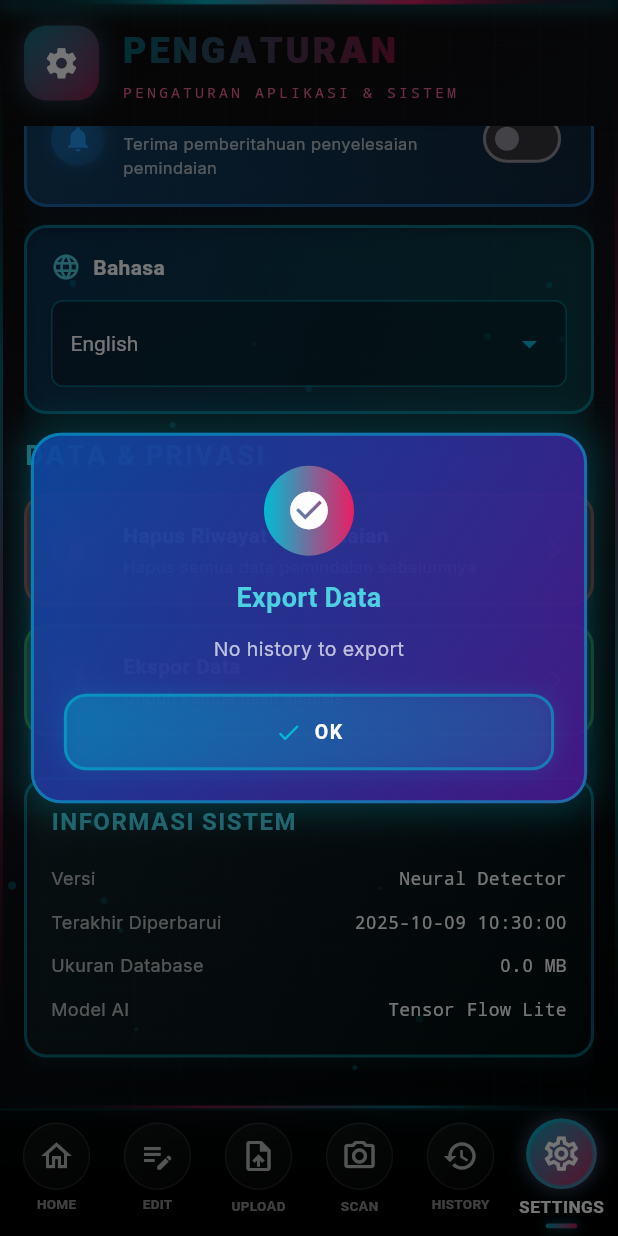
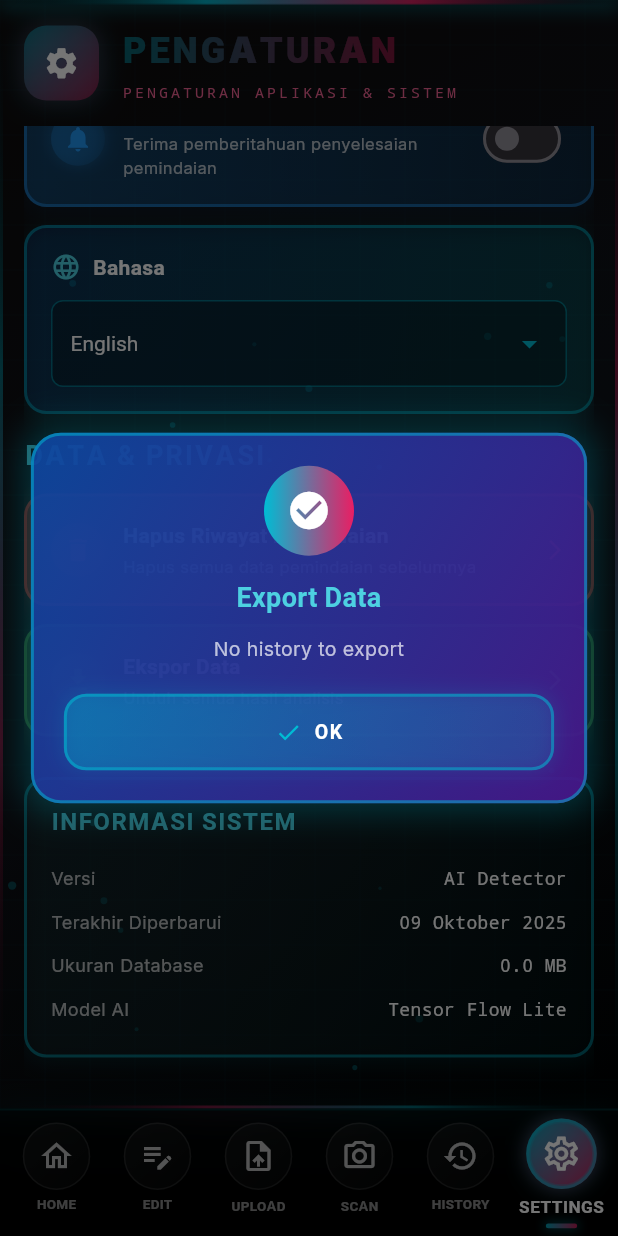
Before and after one commit to Ascalon984/Neural-Detector, a Flutter app: the screen it shows after launch, item 6 of the bottom bar chosen, scrolled down 576 dp, after a tap on "Ekspor Data", on a phone screen of 412 x 824 dp. Run offline on Flutter 3.47's test engine with Material 3 defaults, Android fonts, the light colour scheme and no system bars; our stand-ins replace camera, cross_file, csv, file_picker, flutter_animate, google_fonts and 4 more; missing offline and left inert: dart:ffi, dart:html, excel, google_mlkit_text_recognition; Roboto replaces fonts that are missing (Orbitron).

Commit message:
chore(settings): set last updated to 09 Oktober 2025

```diff
--- a/lib/screens/file_upload.dart
+++ b/lib/screens/file_upload.dart
@@ -139,7 +139,6 @@ class _FileUploadScreenState extends State<FileUploadScreen>
             child: LayoutBuilder(
               builder: (context, constraints) {
                 final screenHeight = constraints.maxHeight;
-                final screenWidth = constraints.maxWidth;
 
                 return SingleChildScrollView(
                   child: ConstrainedBox(
--- a/lib/screens/home_screen.dart
+++ b/lib/screens/home_screen.dart
@@ -410,7 +410,7 @@ class _HomeScreenState extends State<HomeScreen>
                       ],
                     ).createShader(bounds),
                     child: const Text(
-                      'NEURAL',
+                      'AI',
                       style: TextStyle(
                         fontSize: 28,
                         fontWeight: FontWeight.w900,
--- a/lib/screens/settings_screen.dart
+++ b/lib/screens/settings_screen.dart
@@ -4,7 +4,6 @@ import '../config/animation_config.dart';
 import '../theme/theme_provider.dart';
 import '../utils/settings_manager.dart';
 import '../utils/history_manager.dart';
-import 'package:intl/intl.dart';
 import '../models/scan_history.dart';
 import '../utils/exporter.dart';
 import 'dart:math' as math;
@@ -1019,7 +1018,7 @@ class _SettingsScreenState extends State<SettingsScreen>
           dbSizeMb = totalBytes / (1024 * 1024);
         }
 
-        final lastUpdated = DateFormat('yyyy-MM-dd HH:mm:ss').format(DateTime.now());
+  final lastUpdated = '09 Oktober 2025';
 
         return AnimatedBuilder(
           animation: _glowAnimation,
@@ -1063,7 +1062,7 @@ class _SettingsScreenState extends State<SettingsScreen>
                     ),
                   ),
                   const SizedBox(height: 12),
-                  _buildInfoRow('Versi', 'Neural Detector'),
+                  _buildInfoRow('Versi', 'AI Detector'),
                   _buildInfoRow('Terakhir Diperbarui', lastUpdated),
                   _buildInfoRow('Ukuran Database', snapshot.hasData ? '${dbSizeMb.toStringAsFixed(1)} MB' : '—'),
                   _buildInfoRow('Model AI', 'Tensor Flow Lite'),
@@ -1377,11 +1376,11 @@ class _SettingsScreenState extends State<SettingsScreen>
         };
       }).toList();
 
-      final path = await Exporter.exportToFolder(rows, suggestedName: 'scan_history');
-      if (path == null) {
-        _showDialog('Export Data', 'Export cancelled');
+      final result = await Exporter.exportToFolder(rows, suggestedName: 'scan_history');
+      if (!result.success) {
+        _showDialog('Export Data', 'Export failed: ${result.errorMessage}');
       } else {
-        _showDialog('Export Data', 'Data saved to:\n$path');
+        _showDialog('Export Data', 'Data saved to:\n${result.filePath}');
       }
     });
   }
```
Also changed, not shown: lib/screens/history_screen.dart (+3 -15 lines), 1 other file.
